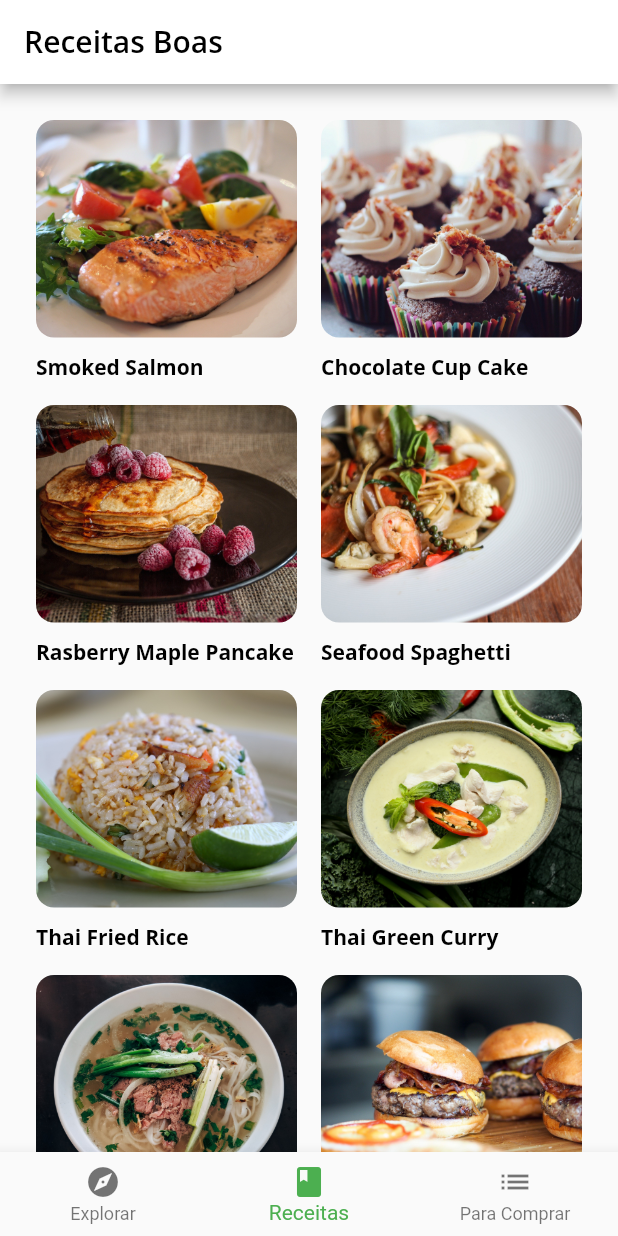
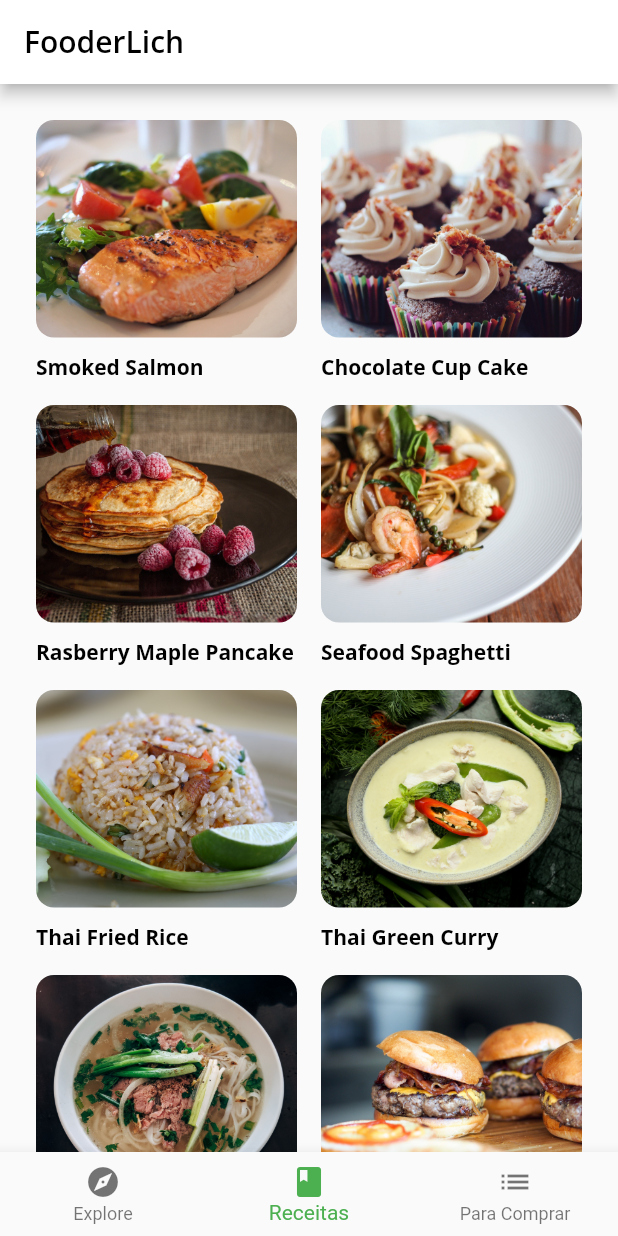
Before and after one commit to amiltondjunior/Receitas, a Flutter app: the Home screen opened directly, item 2 of the bottom bar chosen, on a phone screen of 412 x 824 dp. Run offline on Flutter 3.47's test engine with Material 2 defaults, Android fonts, the phone set to English and light mode, and no system bars; our stand-ins replace flutter_colorpicker, google_fonts; missing offline and left inert: a package.

Commit message:
Add files via upload

```diff
--- a/lib/home.dart
+++ b/lib/home.dart
@@ -1,11 +1,12 @@
 import 'package:flutter/material.dart';
-
 import 'screens/explore_screen.dart';
-
 import 'screens/recipes_screen.dart';
+import 'screens/grocery_screen.dart';
+import 'package:provider/provider.dart';
+import 'models/models.dart';
 
 class Home extends StatefulWidget {
-  const Home({super.key});
+  const Home({Key key}) : super(key: key);
 
   @override
   HomeState createState() => HomeState();
@@ -15,7 +16,7 @@ class HomeState extends State<Home> {
   int _selectedIndex = 0;
 
   static List<Widget> pages = <Widget>[
-    ExploreScreen(),
+    const GroceryScreen(),
     RecipesScreen(),
     Container(color: Colors.white),
     Container(color: Colors.blue),
@@ -29,22 +30,27 @@ class HomeState extends State<Home> {
 
   @override
   Widget build(BuildContext context) {
+    return Consumer<TabManager>(
+      builder: (context, tabManager, child) {
         return Scaffold(
           appBar: AppBar(
             title: Text(
-          'Receitas Boas',
+              'FooderLich',
               style: Theme.of(context).textTheme.headline6,
             ),
           ),
-      body: pages[_selectedIndex],
+          body: pages[tabManager.selectedTab],
           bottomNavigationBar: BottomNavigationBar(
-        selectedItemColor: Theme.of(context).textSelectionTheme.selectionColor,
-        currentIndex: _selectedIndex,
-        onTap: _onItemTapped,
-        items: const <BottomNavigationBarItem>[
+            selectedItemColor:
+                Theme.of(context).textSelectionTheme.selectionColor,
+            currentIndex: tabManager.selectedTab,
+            onTap: (index) {
+              tabManager.goToTab(index);
+            },
+            items: const [
               BottomNavigationBarItem(
                 icon: Icon(Icons.explore),
-            label: 'Explorar',
+                label: 'Explore',
               ),
               BottomNavigationBarItem(
                 icon: Icon(Icons.book),
@@ -57,5 +63,7 @@ class HomeState extends State<Home> {
             ],
           ),
         );
+      },
+    );
   }
 }
--- a/lib/models/models.dart
+++ b/lib/models/models.dart
@@ -2,3 +2,6 @@ export 'explore_recipe.dart';
 export 'post.dart';
 export 'simple_recipe.dart';
 export 'explore_data.dart';
+export 'grocery_item.dart';
+export 'tab_manager.dart';
+export 'grocery_manager.dart';
--- /dev/null
+++ b/lib/models/tab_manager.dart
@@ -0,0 +1,21 @@
+import 'package:flutter/material.dart';
+
+//1 as
+class TabManager extends ChangeNotifier {
+//2
+  int selectedTab = 0;
+  //3
+  void goToTab(index) {
+    //4
+    selectedTab = index;
+    //5
+    notifyListeners();
+  }
+
+  //6
+  void goToRecipes() {
+    selectedTab = 1;
+    //7
+    notifyListeners();
+  }
+}
```
Also changed, not shown: lib/models/grocery_item.dart (added, +51 -0 lines), lib/models/grocery_manager.dart (added, +33 -0 lines), lib/screens/empty_grocery_screen.dart (added, +48 -0 lines), lib/screens/grocery_item_screen.dart (added, +40 -0 lines), lib/screens/grocery_screen.dart (added, +42 -0 lines). Lines whose indentation alone changed are shown as unchanged.
